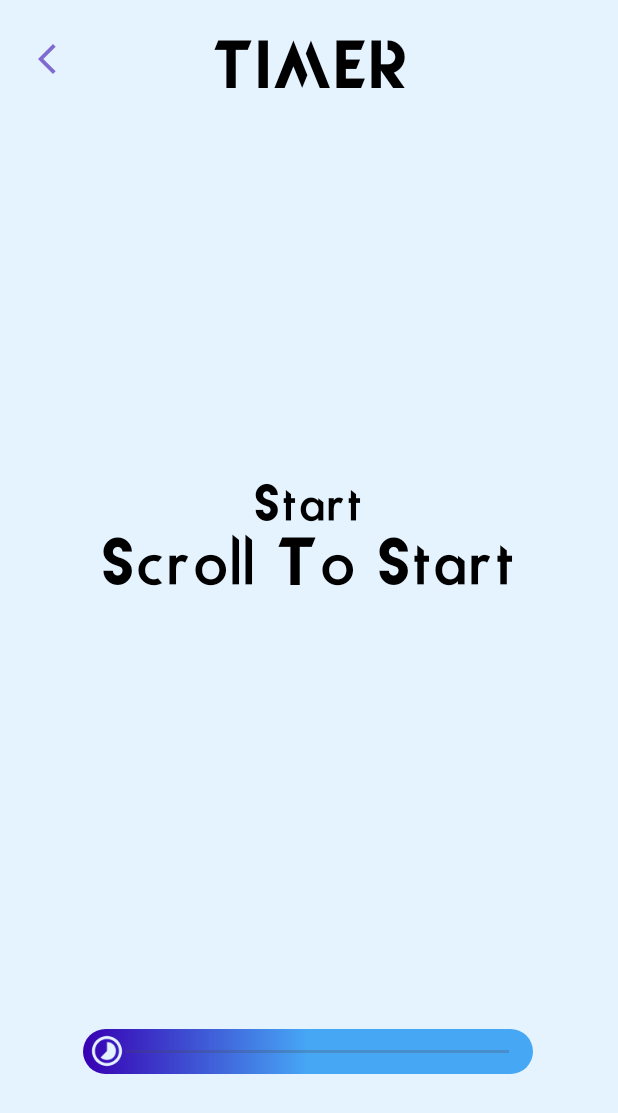
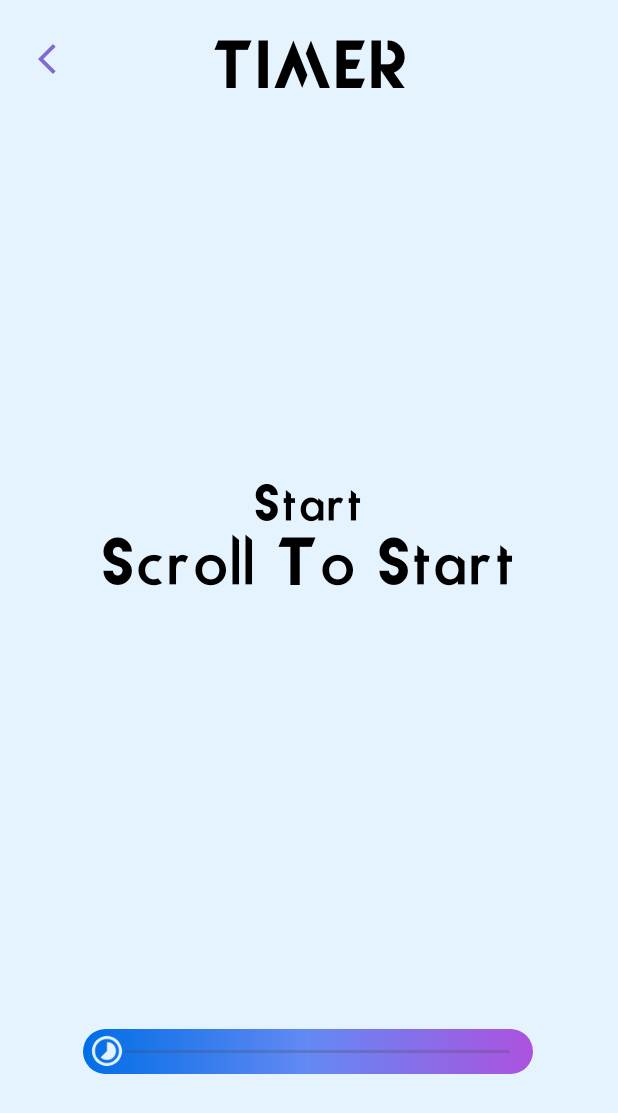
Before and after one commit to sayeedajmal/AlaramClock, an Android app: the CountTimer screen opened directly, with no data from a screen before it, on a phone screen of 412 x 824 dp. Shown: the top 1113 px of the screen. Run offline under Robolectric (Android 15) with nearby library versions, the light colour scheme and no system bars.

Commit message:
added gradient in the circle

```diff
--- a/app/src/main/res/drawable/circle.xml
+++ b/app/src/main/res/drawable/circle.xml
@@ -1,9 +1,9 @@
 <?xml version="1.0" encoding="utf-8"?>
 <shape xmlns:android="http://schemas.android.com/apk/res/android">
     <gradient
-        android:centerColor="@color/sky_Blue"
-        android:endColor="@color/sky_Blue"
-        android:startColor="@color/purple_700"
+        android:centerColor="#6389F3"
+        android:endColor="#ac52df"
+        android:startColor="#006EE6"
         android:type="linear" />
     <corners android:radius="250dp" />
 </shape>
--- a/app/src/main/res/layout/activity_bed_alarm.xml
+++ b/app/src/main/res/layout/activity_bed_alarm.xml
@@ -39,6 +39,9 @@
         android:layout_height="wrap_content"
         android:layout_marginTop="16dp"
         android:padding="3dp"
+        app:trp_sliderRangeGradientEnd="#ac52df"
+        app:trp_sliderRangeGradientMiddle="#6389F3"
+        app:trp_sliderRangeGradientStart="#006EE6"
         app:layout_constraintEnd_toEndOf="parent"
         app:layout_constraintStart_toStartOf="parent"
         app:layout_constraintTop_toBottomOf="@+id/backButton"
--- a/app/src/main/res/layout/activity_daily_alarm_set.xml
+++ b/app/src/main/res/layout/activity_daily_alarm_set.xml
@@ -38,6 +38,9 @@
         android:layout_height="wrap_content"
         android:layout_marginTop="8dp"
         android:background="@color/transparent"
+        app:trp_sliderRangeGradientEnd="#ac52df"
+        app:trp_sliderRangeGradientMiddle="#6389F3"
+        app:trp_sliderRangeGradientStart="#006EE6"
         app:layout_constraintBottom_toTopOf="@+id/daily_label"
         app:layout_constraintEnd_toEndOf="parent"
         app:layout_constraintStart_toStartOf="parent"
```
Also changed, not shown: app/src/main/java/com/strong/alaramclock/Activity/CountTimer.java (+15 -3 lines).
